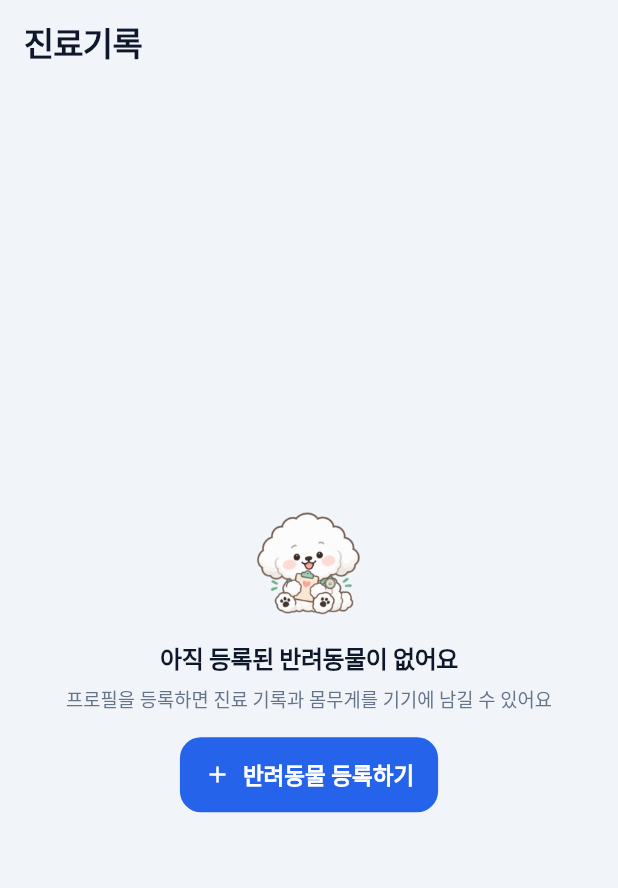
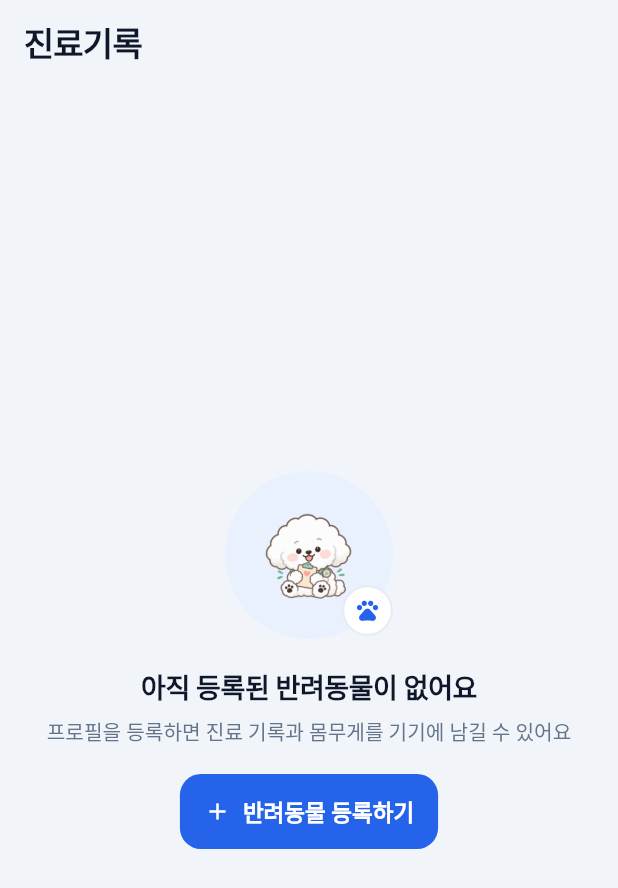
Before and after one commit to feelio1/godho, a Flutter app: the HealthRecordScreen screen opened directly, on a phone screen of 412 x 824 dp. Shown: the top 888 px of the screen. Run offline on Flutter 3.47's test engine with Material 3 defaults, Android fonts, the phone set to English and light mode, and no system bars; our stand-ins replace flutter_local_notifications, flutter_riverpod, geolocator, google_mobile_ads, image_picker, share_plus and 2 more; missing offline and left inert: kakao_map_sdk; accounts and stored records are empty; Roboto replaces fonts that are missing (Gothic A1).

Commit message:
스프린트 14(4차): 빈 상태 공용 컴포넌트를 112px 배지+오버레이 아이콘으로 확장
- MascotMessage: 장구름을 112px 원형 틴트 배지 안에 넣고, 우하단에 상황
  아이콘(선택)을 얹을 수 있게 확장(overlayIcon 파라미터, 기존 콜사이트는
  변경 없이 그대로 동작). 제목 18/w800, 안내문 13.5/w500·2줄로 타이포 조정
- 진료기록/저장/검색결과없음(지역 결과 없음·검색 결과 없음) 4곳에
  상황별 아이콘 적용(반려동물=pets, 저장=bookmark, 지역=location_off,
  검색=search_off)

flutter analyze/test 통과(45/45).

Co-Authored-By: Claude Sonnet 5 <noreply@anthropic.com>
Claude-Session: https://claude.ai/code/session_017CJKa53pizpM2BPi36Jf6i

```diff
--- a/lib/screens/health_record_screen.dart
+++ b/lib/screens/health_record_screen.dart
@@ -44,6 +44,7 @@ class HealthRecordScreen extends ConsumerWidget {
                   title: '아직 등록된 반려동물이 없어요',
                   subtitle: '프로필을 등록하면 진료 기록과 몸무게를 기기에 남길 수 있어요',
                   assetPath: MascotImage.emptyRecordAssetPath,
+                  overlayIcon: Icons.pets,
                   trailing: FilledButton.icon(
                     onPressed: () => Navigator.of(context).push(
                       MaterialPageRoute(builder: (_) => const PetProfileFormScreen()),
--- a/lib/screens/saved_screen.dart
+++ b/lib/screens/saved_screen.dart
@@ -52,6 +52,7 @@ class _SavedScreenState extends ConsumerState<SavedScreen> {
                   title: '저장한 병원이 없습니다',
                   subtitle: '관심 있는 병원을 저장하면 여기서 바로 확인할 수 있어요',
                   assetPath: MascotImage.emptyRecordAssetPath,
+                  overlayIcon: Icons.bookmark_outline,
                 ),
               ),
             );
--- a/lib/screens/search_result_screen.dart
+++ b/lib/screens/search_result_screen.dart
@@ -122,11 +122,13 @@ class _SearchResultScreenState extends ConsumerState<SearchResultScreen> {
                               title: '이 지역에는 표시할 병원이 없습니다',
                               subtitle: '지역을 변경하거나 "폐업 병원도 보기"를 켜보세요',
                               assetPath: MascotImage.emptySearchAssetPath,
+                              overlayIcon: Icons.location_off_outlined,
                             )
                           : const MascotMessage(
                               title: '검색 결과가 없습니다',
                               subtitle: '다른 이름이나 주소로 다시 검색해보세요',
                               assetPath: MascotImage.emptySearchAssetPath,
+                              overlayIcon: Icons.search_off,
                             ),
                     ),
                   )
--- a/lib/widgets/mascot_message.dart
+++ b/lib/widgets/mascot_message.dart
@@ -1,10 +1,15 @@
 import 'package:flutter/material.dart';
 
+import '../theme/app_colors.dart';
 import 'mascot_image.dart';
 
 /// Shared "mascot + message" block for empty/loading/stub states (홈 인사,
 /// 빈 상태, 로딩, 지도 준비중 등) — keeps the friendly tone consistent
 /// wherever 장구름 appears outside the data-trust areas.
+///
+/// 스프린트 14(Petcli 시안 "빈 상태" 공용 컴포넌트): 장구름을 112px
+/// 원형 틴트 배지 안에 넣고, 필요하면 우하단에 작은 아이콘을 얹는다
+/// (검색 없음=돋보기, 저장 없음=북마크 등 상황을 한눈에 보여준다).
 class MascotMessage extends StatelessWidget {
   final String title;
   final String? subtitle;
@@ -15,13 +20,18 @@ class MascotMessage extends StatelessWidget {
   /// 처럼 상황에 맞는 장구름 그림으로 바꿀 수 있다. 기본은 janggureum.png.
   final String assetPath;
 
+  /// 배지 우하단에 얹는 작은 상황 아이콘(예: 검색 없음=Icons.search_off,
+  /// 저장 없음=Icons.bookmark_outline). 생략하면 배지만 보여준다.
+  final IconData? overlayIcon;
+
   const MascotMessage({
     super.key,
     required this.title,
     this.subtitle,
-    this.mascotSize = 72,
+    this.mascotSize = 60,
     this.trailing,
     this.assetPath = MascotImage.defaultAssetPath,
+    this.overlayIcon,
   });
 
   @override
@@ -30,19 +40,59 @@ class MascotMessage extends StatelessWidget {
     return Column(
       mainAxisSize: MainAxisSize.min,
       children: [
-        MascotImage(size: mascotSize, assetPath: assetPath),
-        const SizedBox(height: 16),
+        SizedBox(
+          width: 112,
+          height: 112,
+          child: Stack(
+            clipBehavior: Clip.none,
+            children: [
+              Container(
+                width: 112,
+                height: 112,
+                decoration: const BoxDecoration(
+                  color: AppColors.primarySoft,
+                  shape: BoxShape.circle,
+                ),
+                alignment: Alignment.center,
+                child: MascotImage(size: mascotSize, assetPath: assetPath),
+              ),
+              if (overlayIcon != null)
+                Positioned(
+                  right: 0,
+                  bottom: 2,
+                  child: Container(
+                    width: 34,
+                    height: 34,
+                    decoration: BoxDecoration(
+                      color: AppColors.surfaceLight,
+                      shape: BoxShape.circle,
+                      border: Border.all(color: AppColors.borderCard, width: 1.5),
+                    ),
+                    alignment: Alignment.center,
+                    child: Icon(overlayIcon, size: 17, color: AppColors.primary),
+                  ),
+                ),
+            ],
+          ),
+        ),
+        const SizedBox(height: 18),
         Text(
           title,
-          style: textTheme.titleMedium?.copyWith(fontWeight: FontWeight.w700),
+          style: textTheme.titleMedium?.copyWith(fontSize: 18, fontWeight: FontWeight.w800),
           textAlign: TextAlign.center,
         ),
         if (subtitle != null) ...[
           const SizedBox(height: 6),
-          Text(subtitle!, style: textTheme.bodySmall, textAlign: TextAlign.center),
+          Text(
+            subtitle!,
+            style: textTheme.bodySmall?.copyWith(fontSize: 13.5, fontWeight: FontWeight.w500, height: 1.4),
+            textAlign: TextAlign.center,
+            maxLines: 2,
+            overflow: TextOverflow.ellipsis,
+          ),
         ],
         if (trailing != null) ...[
-          const SizedBox(height: 16),
+          const SizedBox(height: 18),
           trailing!,
         ],
       ],
```
